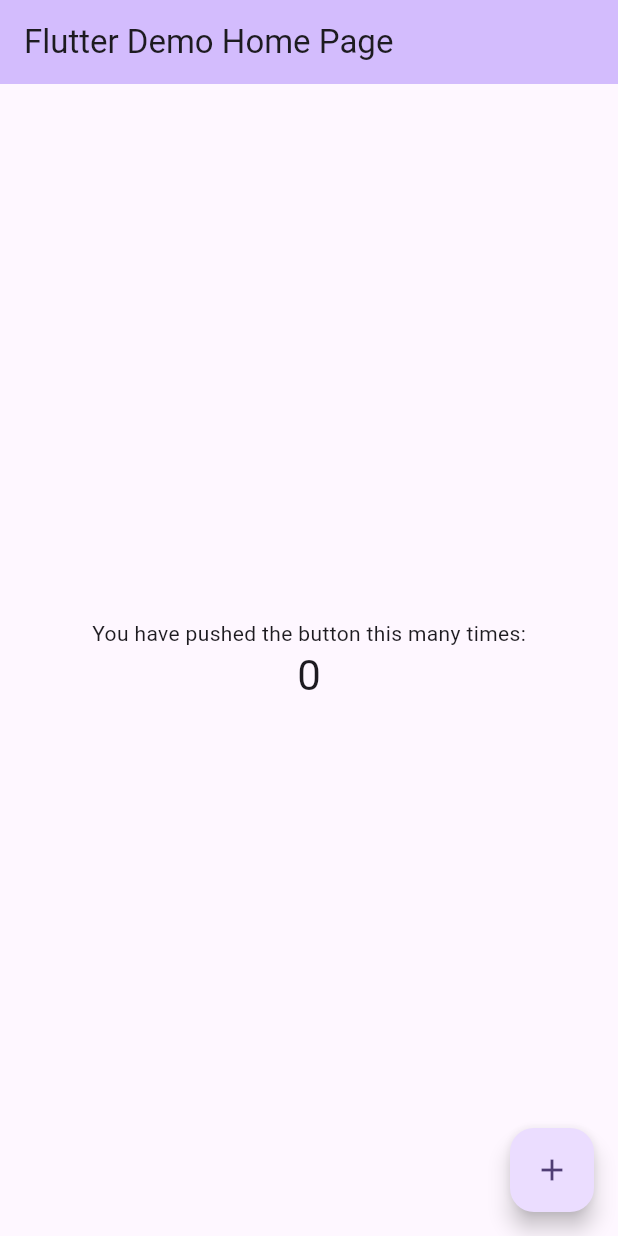
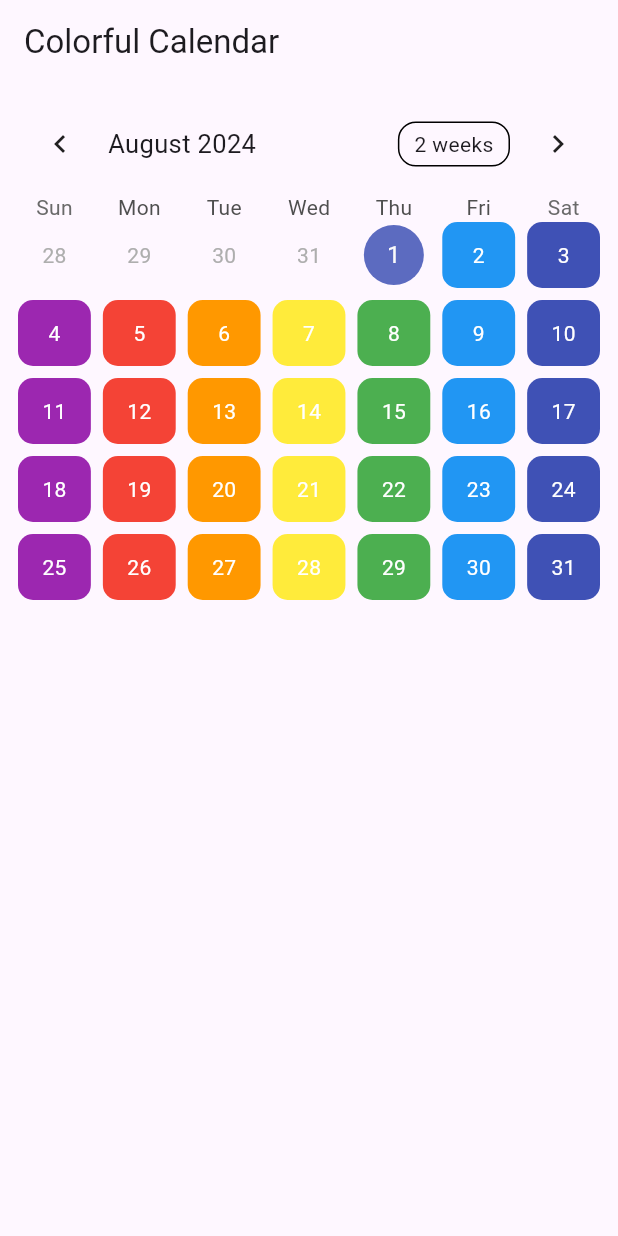
Before and after one commit to jellive/colorful_calander, a Flutter app: the screen it shows after launch, on a phone screen of 412 x 824 dp. Run offline on Flutter 3.47's test engine with Material 3 defaults, Android fonts, the phone set to English and light mode, and no system bars; drawn by our look-alikes of table_calendar.

Commit message:
[View] add calendar

```diff
--- a/lib/main.dart
+++ b/lib/main.dart
@@ -1,125 +1,105 @@
 import 'package:flutter/material.dart';
+import 'package:table_calendar/table_calendar.dart';
 
 void main() {
-  runApp(const MyApp());
+  runApp(MyApp());
 }
 
 class MyApp extends StatelessWidget {
-  const MyApp({super.key});
-
-  // This widget is the root of your application.
   @override
   Widget build(BuildContext context) {
     return MaterialApp(
-      title: 'Flutter Demo',
+      title: 'Colorful Calendar',
       theme: ThemeData(
-        // This is the theme of your application.
-        //
-        // TRY THIS: Try running your application with "flutter run". You'll see
-        // the application has a purple toolbar. Then, without quitting the app,
-        // try changing the seedColor in the colorScheme below to Colors.green
-        // and then invoke "hot reload" (save your changes or press the "hot
-        // reload" button in a Flutter-supported IDE, or press "r" if you used
-        // the command line to start the app).
-        //
-        // Notice that the counter didn't reset back to zero; the application
-        // state is not lost during the reload. To reset the state, use hot
-        // restart instead.
-        //
-        // This works for code too, not just values: Most code changes can be
-        // tested with just a hot reload.
-        colorScheme: ColorScheme.fromSeed(seedColor: Colors.deepPurple),
-        useMaterial3: true,
+        primarySwatch: Colors.blue,
       ),
-      home: const MyHomePage(title: 'Flutter Demo Home Page'),
+      home: MyHomePage()
     );
   }
 }
 
 class MyHomePage extends StatefulWidget {
-  const MyHomePage({super.key, required this.title});
-
-  // This widget is the home page of your application. It is stateful, meaning
-  // that it has a State object (defined below) that contains fields that affect
-  // how it looks.
-
-  // This class is the configuration for the state. It holds the values (in this
-  // case the title) provided by the parent (in this case the App widget) and
-  // used by the build method of the State. Fields in a Widget subclass are
-  // always marked "final".
-
-  final String title;
-
   @override
   State<MyHomePage> createState() => _MyHomePageState();
 }
 
 class _MyHomePageState extends State<MyHomePage> {
-  int _counter = 0;
+  late final ValueNotifier<DateTime> _focusedDay;
+  late final ValueNotifier<DateTime?> _selectedDay;
 
-  void _incrementCounter() {
-    setState(() {
-      // This call to setState tells the Flutter framework that something has
-      // changed in this State, which causes it to rerun the build method below
-      // so that the display can reflect the updated values. If we changed
-      // _counter without calling setState(), then the build method would not be
-      // called again, and so nothing would appear to happen.
-      _counter++;
-    });
+  @override
+  void initState() {
+    super.initState();
+    _focusedDay = ValueNotifier(DateTime.now());
+    _selectedDay = ValueNotifier(DateTime.now());
+  }
+
+  @override
+  void dispose() {
+    _focusedDay.dispose();
+    _selectedDay.dispose();
+    super.dispose();
   }
 
   @override
   Widget build(BuildContext context) {
-    // This method is rerun every time setState is called, for instance as done
-    // by the _incrementCounter method above.
-    //
-    // The Flutter framework has been optimized to make rerunning build methods
-    // fast, so that you can just rebuild anything that needs updating rather
-    // than having to individually change instances of widgets.
     return Scaffold(
       appBar: AppBar(
-        // TRY THIS: Try changing the color here to a specific color (to
-        // Colors.amber, perhaps?) and trigger a hot reload to see the AppBar
-        // change color while the other colors stay the same.
-        backgroundColor: Theme.of(context).colorScheme.inversePrimary,
-        // Here we take the value from the MyHomePage object that was created by
-        // the App.build method, and use it to set our appbar title.
-        title: Text(widget.title),
+        title: Text('Colorful Calendar'),
+
       ),
-      body: Center(
-        // Center is a layout widget. It takes a single child and positions it
-        // in the middle of the parent.
-        child: Column(
-          // Column is also a layout widget. It takes a list of children and
-          // arranges them vertically. By default, it sizes itself to fit its
-          // children horizontally, and tries to be as tall as its parent.
-          //
-          // Column has various properties to control how it sizes itself and
-          // how it positions its children. Here we use mainAxisAlignment to
-          // center the children vertically; the main axis here is the vertical
-          // axis because Columns are vertical (the cross axis would be
-          // horizontal).
-          //
-          // TRY THIS: Invoke "debug painting" (choose the "Toggle Debug Paint"
-          // action in the IDE, or press "p" in the console), to see the
-          // wireframe for each widget.
-          mainAxisAlignment: MainAxisAlignment.center,
-          children: <Widget>[
-            const Text(
-              'You have pushed the button this many times:',
-            ),
-            Text(
-              '$_counter',
-              style: Theme.of(context).textTheme.headlineMedium,
-            ),
-          ],
-        ),
-      ),
-      floatingActionButton: FloatingActionButton(
-        onPressed: _incrementCounter,
-        tooltip: 'Increment',
-        child: const Icon(Icons.add),
-      ), // This trailing comma makes auto-formatting nicer for build methods.
+      body: Padding(
+        padding: const EdgeInsets.all(8.0),
+        child: TableCalendar(
+          firstDay: DateTime.utc(2020, 1, 1),
+          lastDay: DateTime.utc(2030, 12, 31),
+          focusedDay: _focusedDay.value,
+          selectedDayPredicate: (day) => isSameDay(_selectedDay.value, day),
+          onDaySelected: (selectedDay, focusedDay) {
+            if (!isSameDay(_selectedDay.value, selectedDay)) {
+              setState(() {
+                _selectedDay.value = selectedDay;
+                _focusedDay.value = focusedDay;
+              });
+            }
+          },
+          calendarBuilders: CalendarBuilders(
+            defaultBuilder: (context, day, focusedDay) {
+              return Container(
+                margin: const EdgeInsets.all(4.0),
+                alignment: Alignment.center,
+                decoration: BoxDecoration(
+                  color: _getColorForDay(day),
+                  borderRadius: BorderRadius.circular(10.0)
+                ),
+                child: Text(day.day.toString(),
+                style: TextStyle().copyWith(color: Colors.white))
+              );
+            }
+          )
+        )
+      )
     );
   }
+
+  Color _getColorForDay(DateTime day) {
+    switch (day.weekday) {
+      case DateTime.monday:
+        return Colors.red;
+      case DateTime.tuesday:
+        return Colors.orange;
+      case DateTime.wednesday:
+        return Colors.yellow;
+      case DateTime.thursday:
+        return Colors.green;
+      case DateTime.friday:
+        return Colors.blue;
+      case DateTime.saturday:
+        return Colors.indigo;
+      case DateTime.sunday:
+        return Colors.purple;
+      default:
+        return Colors.grey;
+    }
+  }
 }
--- a/pubspec.yaml
+++ b/pubspec.yaml
@@ -35,6 +35,9 @@ dependencies:
   # The following adds the Cupertino Icons font to your application.
   # Use with the CupertinoIcons class for iOS style icons.
   cupertino_icons: ^1.0.6
+
+  table_calendar: ^3.0.0
+  provider: ^6.0.0
 
 dev_dependencies:
   flutter_test:
```
Also changed, not shown: pubspec.lock, 1 other file.
